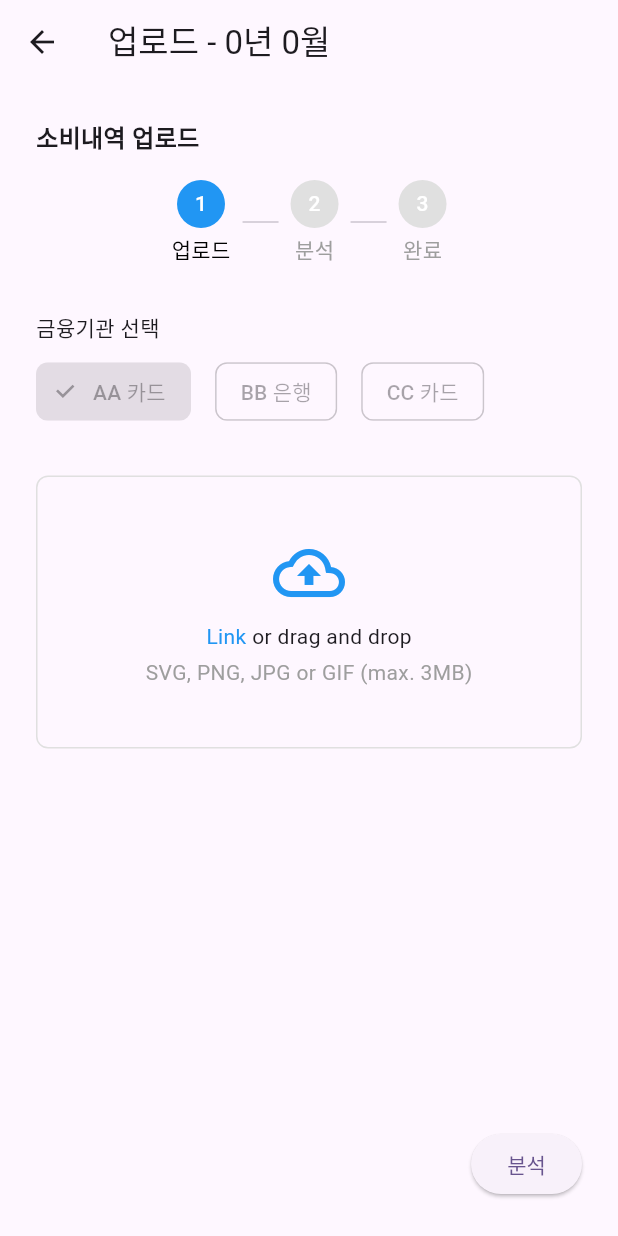
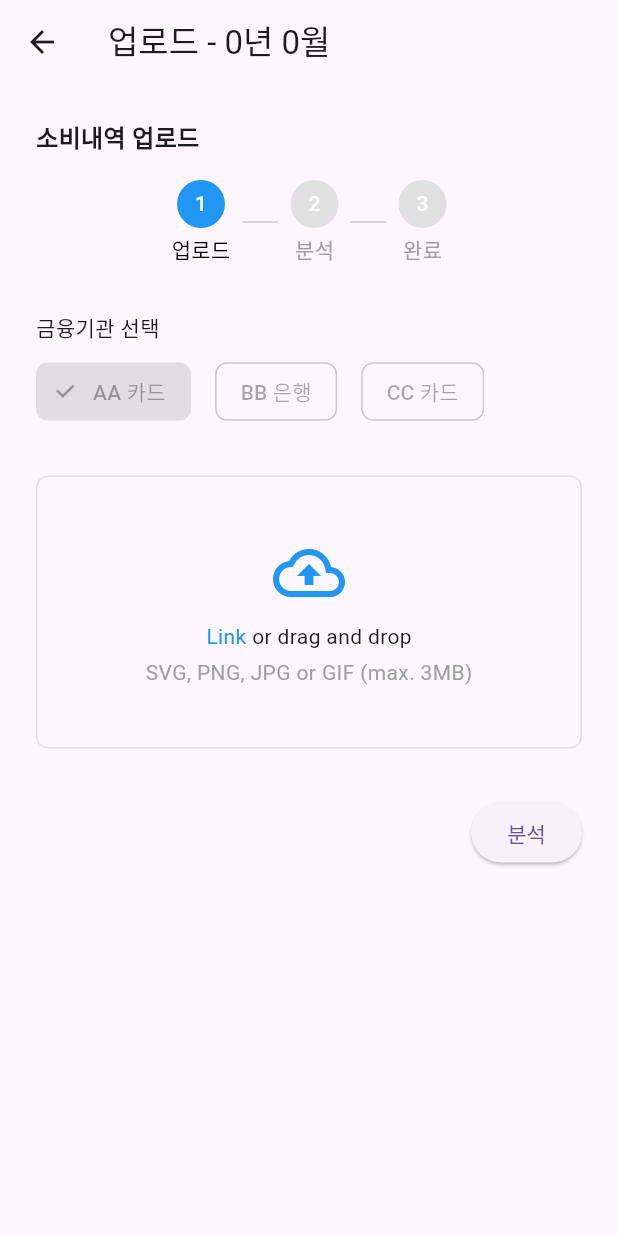
Before and after one commit to jaystar13/spent-box, a Flutter app: the ExpenseUploadPage screen opened directly with empty values, on a phone screen of 412 x 824 dp. Run offline on Flutter 3.47's test engine with Material 3 defaults, Android fonts, the phone set to English and light mode, and no system bars.

Commit message:
fix: 업로드-분석화면 수정

```diff
--- a/frontend/lib/pages/expense_upload_page.dart
+++ b/frontend/lib/pages/expense_upload_page.dart
@@ -20,7 +20,8 @@ class _ExpenseUploadPageState extends State<ExpenseUploadPage> {
 
     return Scaffold(
       appBar: AppBar(title: Text('업로드 - ${widget.year}년 ${widget.month}월')),
-      body: Padding(
+      body: SingleChildScrollView(
+        child: Padding(
           padding: const EdgeInsets.all(24.0),
           child: Column(
             crossAxisAlignment: CrossAxisAlignment.start,
@@ -46,9 +47,7 @@ class _ExpenseUploadPageState extends State<ExpenseUploadPage> {
 
               _isAnalyzing ? _buildAnalysisSection() : _buildUploadSection(),
 
-            const Spacer(),
-
-            // 하단 버튼
+              const SizedBox(height: 32), // replaces Spacer
               Row(
                 children: [
                   if (_isAnalyzing)
@@ -73,6 +72,7 @@ class _ExpenseUploadPageState extends State<ExpenseUploadPage> {
                 ],
               ),
             ],
+          ),
         ),
       ),
     );
```
Lines whose indentation alone changed are shown as unchanged.
